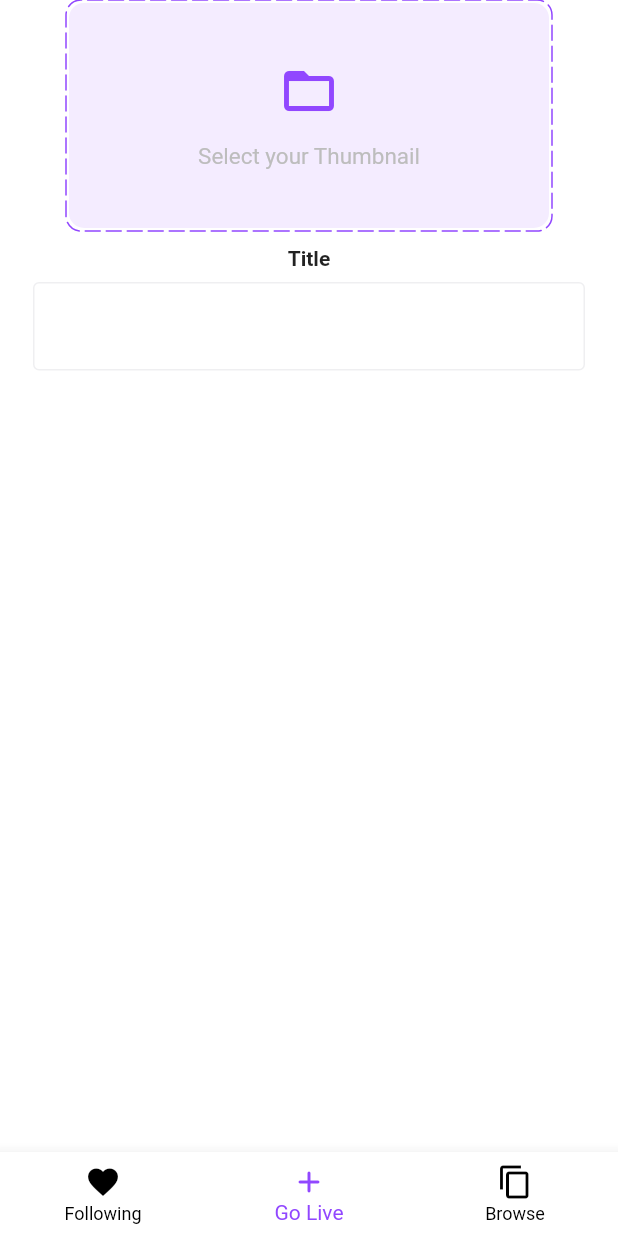
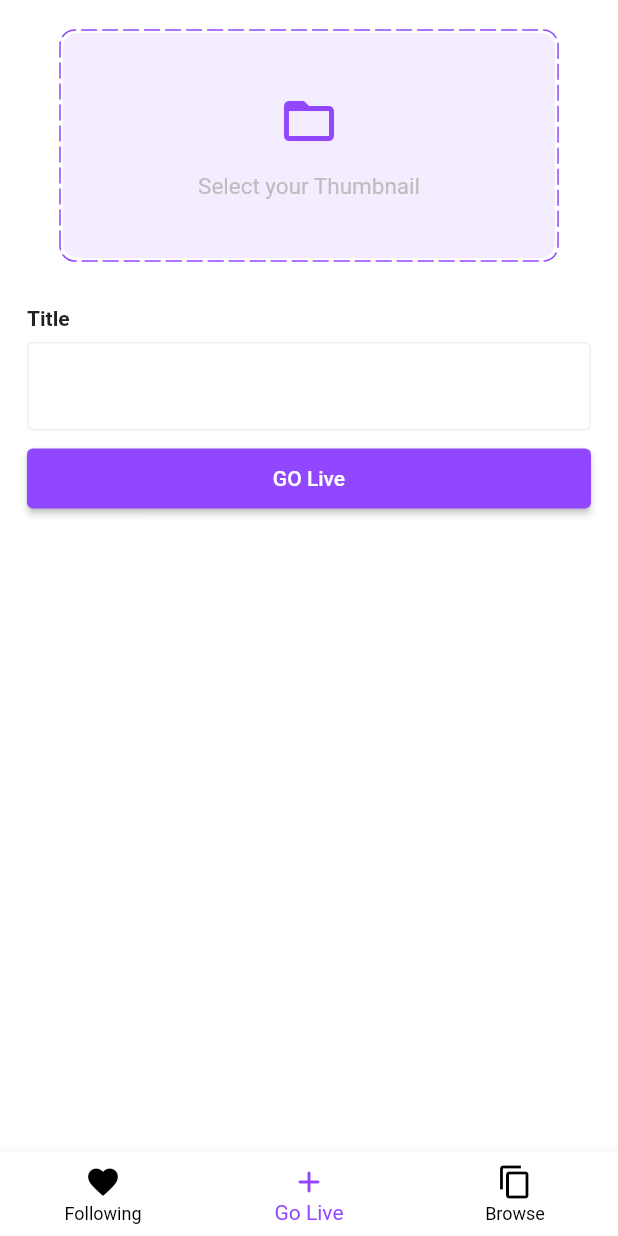
Before and after one commit to SAKSHAM-SUDO/twitch_clone, a Flutter app: the HomeScreen screen opened by its route, item 2 of the bottom bar chosen, on a phone screen of 412 x 824 dp. Run offline on Flutter 3.47's test engine with Material 2 defaults, Android fonts, the phone set to English and light mode, and no system bars; drawn by our look-alikes of dotted_border; our stand-ins replace cloud_firestore, file_picker, firebase_auth, firebase_core, firebase_storage, permission_handler; missing offline and left inert: agora_rtc_engine; accounts and stored records are empty; network calls fail.

Commit message:
Added agora

```diff
--- /dev/null
+++ b/lib/config/appId.dart
@@ -0,0 +1,3 @@
+String appId = "2836466a99114b5d9827fc9d0d59902b";
+String tempToken =
+    "0062836466a99114b5d9827fc9d0d59902bIAAAnU9hDyff2DRy0KhqyDzQ5bi+hCj1NiwKvgsPaHXeF7uiVPAAAAAAEAASigVRlCiNYgEAAQCVKI1i";
--- /dev/null
+++ b/lib/models/livestream.dart
@@ -0,0 +1,43 @@
+import 'dart:convert';
+
+class LiveStream {
+  final String title;
+  final String image;
+  final String uid;
+  final String username;
+  final startedAt;
+  final int viewers;
+  final String channelId;
+
+  LiveStream(
+      {required this.title,
+      required this.image,
+      required this.uid,
+      required this.username,
+      required this.viewers,
+      required this.channelId,
+      required this.startedAt});
+
+  Map<String, dynamic> toMap() {
+    return {
+      'title': title,
+      'image': image,
+      'uid': uid,
+      'username': username,
+      'viewers': viewers,
+      'channelId': channelId,
+      'startedAt': startedAt
+    };
+  }
+
+  factory LiveStream.fromMap(Map<String, dynamic> map) {
+    return LiveStream(
+        title: map['title'] ?? '',
+        image: map['image'] ?? '',
+        uid: map['uid'] ?? '',
+        username: map['username'] ?? '',
+        viewers: map['viewers']?.toInt() ?? 0,
+        channelId: map['channelId'] ?? '',
+        startedAt: map['startedAt'] ?? '');
+  }
+}
--- a/lib/resources/auth_method.dart
+++ b/lib/resources/auth_method.dart
@@ -4,7 +4,7 @@ import 'package:flutter/cupertino.dart';
 import 'package:provider/provider.dart';
 import 'package:twitch_clone/models/user.dart' as model;
 import 'package:twitch_clone/providers/user_provider.dart';
-import 'package:twitch_clone/utils/snackbar.dart';
+import 'package:twitch_clone/utils/utils.dart';
 
 class AuthMethods {
   final _userRef = FirebaseFirestore.instance.collection('users');
--- a/lib/screens/go_live_screen.dart
+++ b/lib/screens/go_live_screen.dart
@@ -1,6 +1,12 @@
+import 'dart:typed_data';
+
 import 'package:dotted_border/dotted_border.dart';
 import 'package:flutter/material.dart';
+import 'package:twitch_clone/resources/firestore_methods.dart';
+import 'package:twitch_clone/screens/broadcast_screen.dart';
 import 'package:twitch_clone/utils/colors.dart';
+import 'package:twitch_clone/utils/utils.dart';
+import 'package:twitch_clone/widgets/custom_button.dart';
 import 'package:twitch_clone/widgets/custom_textfield.dart';
 
 class GoLiveScreen extends StatefulWidget {
@@ -12,25 +18,59 @@ class GoLiveScreen extends StatefulWidget {
 
 class _GoLiveScreenState extends State<GoLiveScreen> {
   final TextEditingController _titleController = TextEditingController();
-
+  Uint8List? image;
   @override
   void dispose() {
     _titleController.dispose();
-    // TODO: implement dispose
     super.dispose();
+  }
+
+  goLiveStream() async {
+    String channelId = await FireStoreMethods()
+        .startLiveStream(context, _titleController.text, image);
+
+    if (channelId.isNotEmpty) {
+      showSnackBar(context, 'Livestream has started successfully!');
+      Navigator.of(context).push(
+        MaterialPageRoute(
+          builder: (context) => BroadcastScreen(
+            isBroadcaster: true,
+            channelId: channelId,
+          ),
+        ),
+      );
+    }
   }
 
   @override
   Widget build(BuildContext context) {
     return SafeArea(
-      child: Column(children: [
-        Padding(
-          padding: const EdgeInsets.symmetric(horizontal: 22.0),
+      child: SingleChildScrollView(
+        child: Padding(
+          padding: const EdgeInsets.symmetric(horizontal: 18.0),
           child: Column(
+              mainAxisAlignment: MainAxisAlignment.spaceBetween,
               children: [
-              Padding(
-                padding: const EdgeInsets.symmetric(horizontal: 22.0),
-                child: DottedBorder(
+                Column(
+                  children: [
+                    GestureDetector(
+                      onTap: () async {
+                        Uint8List? pickedImage = await pickImage();
+                        if (pickedImage != null) {
+                          setState(() {
+                            image = pickedImage;
+                          });
+                        }
+                      },
+                      child: Padding(
+                        padding: const EdgeInsets.symmetric(
+                            horizontal: 22.0, vertical: 20),
+                        child: image != null
+                            ? SizedBox(
+                                height: 300,
+                                child: Image.memory(image!),
+                              )
+                            : DottedBorder(
                                 borderType: BorderType.RRect,
                                 radius: const Radius.circular(10),
                                 dashPattern: const [10, 4],
@@ -43,7 +83,8 @@ class _GoLiveScreenState extends State<GoLiveScreen> {
                                       color: buttonColor.withOpacity(0.1),
                                       borderRadius: BorderRadius.circular(10)),
                                   child: Column(
-                        mainAxisAlignment: MainAxisAlignment.center,
+                                      mainAxisAlignment:
+                                          MainAxisAlignment.center,
                                       children: [
                                         const Icon(
                                           Icons.folder_open,
@@ -56,9 +97,11 @@ class _GoLiveScreenState extends State<GoLiveScreen> {
                                         Text(
                                           'Select your Thumbnail',
                                           style: TextStyle(
-                                fontSize: 15, color: Colors.grey.shade400),
+                                              fontSize: 15,
+                                              color: Colors.grey.shade400),
                                         ),
                                       ]),
+                                ),
                               ),
                       ),
                     ),
@@ -66,6 +109,7 @@ class _GoLiveScreenState extends State<GoLiveScreen> {
                       height: 10,
                     ),
                     Column(
+                      crossAxisAlignment: CrossAxisAlignment.start,
                       children: [
                         Text('Title',
                             style: TextStyle(
@@ -79,8 +123,15 @@ class _GoLiveScreenState extends State<GoLiveScreen> {
                     )
                   ],
                 ),
+                Padding(
+                  padding: const EdgeInsets.only(
+                    bottom: 10,
+                  ),
+                  child: CustomButton(text: 'GO Live', onTap: goLiveStream),
                 )
               ]),
+        ),
+      ),
     );
   }
 }
--- a/lib/utils/snackbar.dart
+++ /dev/null
@@ -1,6 +0,0 @@
-import 'package:flutter/cupertino.dart';
-import 'package:flutter/material.dart';
-
-showSnackBar(BuildContext context, String content) {
-  ScaffoldMessenger.of(context).showSnackBar(SnackBar(content: Text(content)));
-}
--- a/pubspec.yaml
+++ b/pubspec.yaml
@@ -27,14 +27,17 @@ environment:
 # the latest version available on pub.dev. To see which dependencies have newer
 # versions available, run `flutter pub outdated`.
 dependencies:
+  agora_rtc_engine: ^5.2.0
   cloud_firestore: ^3.1.16
   cupertino_icons: ^1.0.2
   dotted_border: ^2.0.0+2
+  file_picker: ^4.5.1
   firebase_auth: ^3.3.18
   firebase_core: ^1.17.0
   firebase_storage: ^10.2.16
   flutter:
     sdk: flutter
+  permission_handler: ^9.2.0
   provider: ^6.0.3
 
 dev_dependencies:
```
Also changed, not shown: lib/resources/firestore_methods.dart (added, +54 -0 lines), lib/resources/storage_methods.dart (added, +19 -0 lines), lib/screens/broadcast_screen.dart (added, +114 -0 lines), lib/screens/login_screen.dart (+18 -2 lines), lib/screens/signup_screen.dart (+21 -2 lines), lib/utils/utils.dart (added, +23 -0 lines), pubspec.lock, 2 other files. Lines whose indentation alone changed are shown as unchanged.
